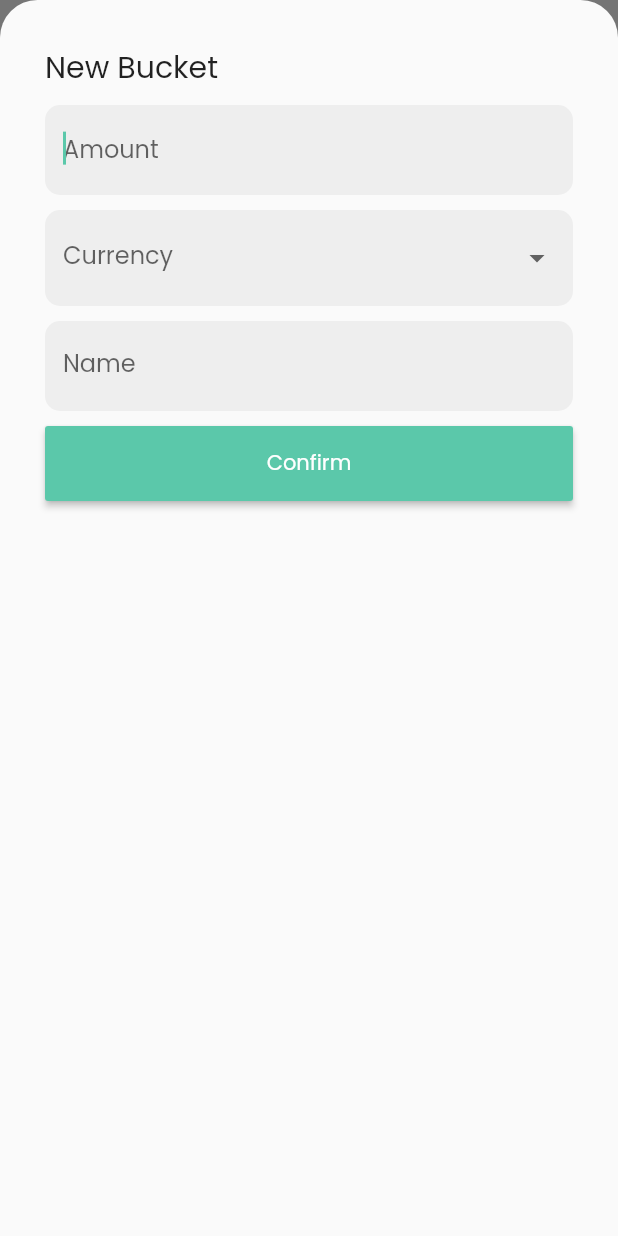
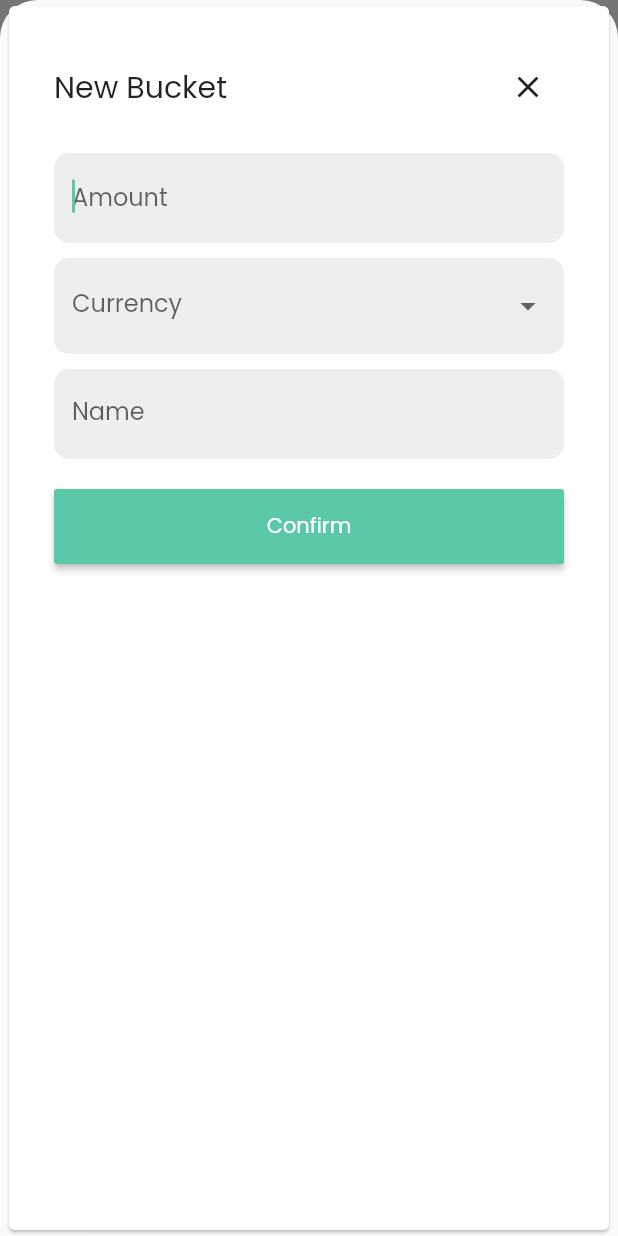
Before and after one commit to MCarlomagno/spending_tracker, a Flutter app: the MyHomePage screen opened directly, after a tap on the "add circle outline" icon, on a phone screen of 412 x 824 dp. Run offline on Flutter 3.47's test engine with Material 2 defaults, Android fonts, the phone set to English and light mode, and no system bars; our stand-ins replace cloud_firestore, firebase_auth, firebase_core, get_it; accounts and stored records are empty; network calls fail.

Commit message:
fix: Create bucket UI responsive

```diff
--- a/lib/widgets/home/buckets/add_bucket_form.dart
+++ b/lib/widgets/home/buckets/add_bucket_form.dart
@@ -1,5 +1,6 @@
 import 'package:flutter/material.dart';
 import 'package:provider/provider.dart';
+import 'package:spending_tracker/constants/dimensions.dart';
 import 'package:spending_tracker/interfaces/bucket.dart';
 import 'package:spending_tracker/models/balance_model.dart';
 import 'package:spending_tracker/services/authentication_service.dart';
@@ -39,18 +40,38 @@ class _AddBucketFormState extends State<AddBucketForm> {
 
   @override
   Widget build(BuildContext context) {
-    return Container(
-      height: MediaQuery.of(context).size.height,
+    double width = MediaQuery.of(context).size.width;
+    double height = MediaQuery.of(context).size.height;
+    double maxWidth = 400.0;
+
+    bool isMobile = width < Dimensions.m;
+
+    return Center(
+      child: Card(
+        child: Container(
+          constraints: BoxConstraints(
+            maxWidth: maxWidth,
+          ),
+          height: isMobile ? height : null,
           padding: EdgeInsets.symmetric(horizontal: 30),
           child: Column(
             crossAxisAlignment: CrossAxisAlignment.start,
-        mainAxisSize: MainAxisSize.min,
+            mainAxisSize: isMobile ? MainAxisSize.max : MainAxisSize.min,
             children: [
               SizedBox(height: 30),
+              Row(
+                mainAxisAlignment: MainAxisAlignment.spaceBetween,
+                children: [
                   Subtitle(
                     text: "New Bucket",
                   ),
-          SizedBox(height: 10),
+                  IconButton(
+                    icon: Icon(Icons.close),
+                    onPressed: () => Navigator.of(context).pop(),
+                  ),
+                ],
+              ),
+              SizedBox(height: 20),
               AppTextField(
                 labelText: "Amount",
                 keyboardType: TextInputType.number,
@@ -68,7 +89,7 @@ class _AddBucketFormState extends State<AddBucketForm> {
                 labelText: "Name",
                 controller: _nameController,
               ),
-          SizedBox(height: 10),
+              SizedBox(height: 20),
               Padding(
                 padding: EdgeInsets.only(
                     bottom: MediaQuery.of(context).viewInsets.bottom),
@@ -88,6 +109,8 @@ class _AddBucketFormState extends State<AddBucketForm> {
               ),
               SizedBox(height: 30),
             ],
+          ),
+        ),
       ),
     );
   }
--- a/lib/widgets/home/buckets/buckets_list.dart
+++ b/lib/widgets/home/buckets/buckets_list.dart
@@ -1,6 +1,7 @@
 import 'package:flutter/material.dart';
 import 'package:flutter/rendering.dart';
 import 'package:provider/provider.dart';
+import 'package:spending_tracker/constants/dimensions.dart';
 import 'package:spending_tracker/interfaces/bucket.dart';
 import 'package:spending_tracker/models/balance_model.dart';
 import 'package:spending_tracker/widgets/home/buckets/add_bucket_form.dart';
@@ -25,17 +26,25 @@ class _BucketsListState extends State<BucketsList> {
     Provider.of<BalanceModel>(context, listen: false).loadAllBuckets();
   }
 
-  _onCreateBucket() {
+  _onCreateBucket({required bool isMobile}) {
     final balanceModel = Provider.of<BalanceModel>(context, listen: false);
-    showModalBottomSheet(
-        isScrollControlled: true,
+
+    Widget child = ListenableProvider.value(
+      value: balanceModel,
+      child: AddBucketForm(),
+    );
+
+    if (isMobile) {
+      showModalBottomSheet(
+          isScrollControlled: true,
+          context: context,
+          builder: (BuildContext context) => child);
+    } else {
+      showDialog(
         context: context,
-        builder: (BuildContext context) {
-          return ListenableProvider.value(
-            value: balanceModel,
-            child: AddBucketForm(),
-          );
-        });
+        builder: (BuildContext context) => child,
+      );
+    }
   }
 
   @override
@@ -43,6 +52,8 @@ class _BucketsListState extends State<BucketsList> {
     double width = MediaQuery.of(context).size.width * 0.9;
     double height = 150.0;
     double maxWidth = 800.0;
+
+    bool isMobile = width < Dimensions.m;
 
     return Consumer<BalanceModel>(builder: (context, balanceModel, child) {
       List<Bucket> buckets = balanceModel.buckets;
@@ -56,7 +67,9 @@ class _BucketsListState extends State<BucketsList> {
         child: ListView(
           scrollDirection: Axis.horizontal,
           children: [
-            AddBucketButton(onPressed: _onCreateBucket),
+            AddBucketButton(onPressed: () {
+              _onCreateBucket(isMobile: isMobile);
+            }),
             ...buckets.map((e) => BucketItem(bucket: e)).toList()
           ],
         ),
--- a/lib/widgets/settings/settings.dart
+++ b/lib/widgets/settings/settings.dart
@@ -1,7 +1,9 @@
 import 'package:firebase_auth/firebase_auth.dart';
 import 'package:flutter/material.dart';
+import 'package:spending_tracker/constants/dimensions.dart';
 import 'package:spending_tracker/services/authentication_service.dart';
 import 'package:spending_tracker/widgets/shared/app_button.dart';
+import 'package:spending_tracker/widgets/shared/app_text_field.dart';
 import '../../setup.dart';
 
 class SettingsPage extends StatefulWidget {
@@ -47,12 +49,23 @@ class _SettingsPageState extends State<SettingsPage> {
 
   @override
   Widget build(BuildContext context) {
+    double currentWidth = MediaQuery.of(context).size.width;
+    double? _inputMaxWidth;
+    if (currentWidth > Dimensions.m) {
+      _inputMaxWidth = Dimensions.xs;
+    }
     return Scaffold(
       appBar: AppBar(
         title: Text('Settings'),
         backgroundColor: Colors.blueGrey,
       ),
-      body: ListView(
+      body: Align(
+        alignment: Alignment.center,
+        child: Container(
+          constraints: BoxConstraints(
+            maxWidth: _inputMaxWidth ?? double.infinity,
+          ),
+          child: ListView(
             padding: EdgeInsets.only(top: 20, left: 20, right: 20),
             children: [
               TextField(
@@ -68,6 +81,7 @@ class _SettingsPageState extends State<SettingsPage> {
                 ),
               ),
               AppButton(
+                maxWidth: _inputMaxWidth,
                 child: !isLoading
                     ? Text('Save')
                     : SizedBox(
@@ -82,6 +96,8 @@ class _SettingsPageState extends State<SettingsPage> {
               ),
             ],
           ),
+        ),
+      ),
     );
   }
 }
```
Lines whose indentation alone changed are shown as unchanged.
